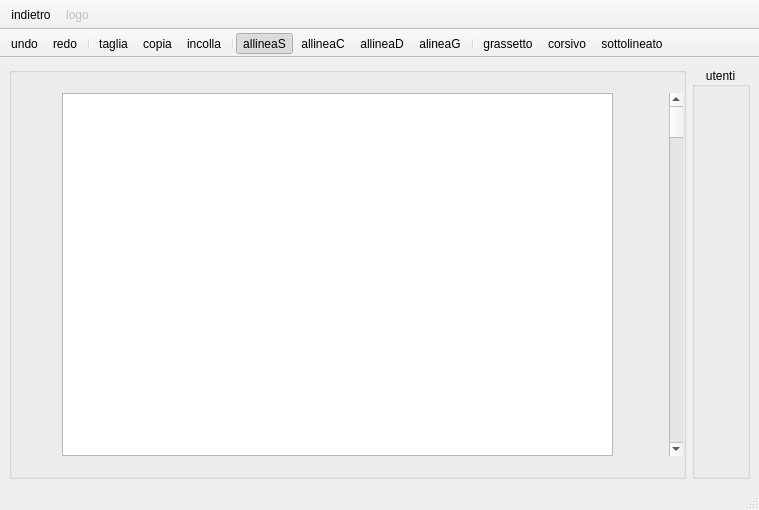
Above: Client/editor.ui from MarcoFlo/Google-Drive before the change. Below: the same form after it.
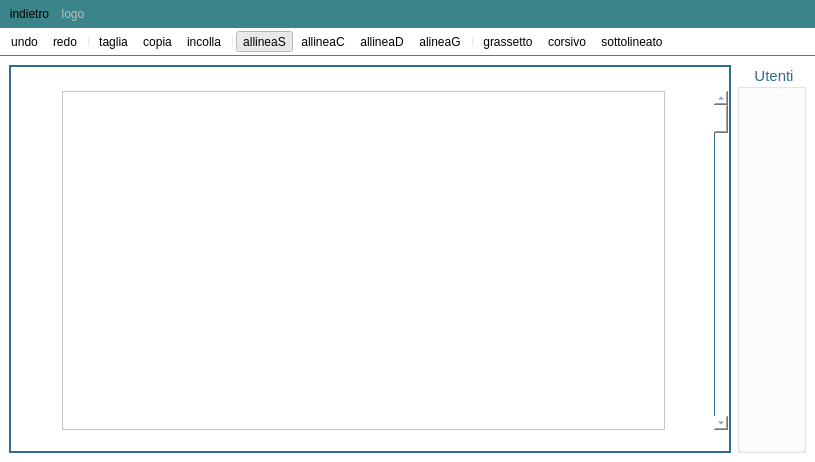
That is the form after the change. Icons and pictures are not drawn.

Commit message: ui su altre finestre

Patch:
```diff
--- a/Client/editor.ui
+++ b/Client/editor.ui
@@ -6,17 +6,48 @@
    <rect>
     <x>0</x>
     <y>0</y>
-    <width>759</width>
-    <height>510</height>
+    <width>815</width>
+    <height>462</height>
    </rect>
   </property>
+  <property name="sizePolicy">
+   <sizepolicy hsizetype="Preferred" vsizetype="Preferred">
+    <horstretch>0</horstretch>
+    <verstretch>0</verstretch>
+   </sizepolicy>
+  </property>
+  <property name="minimumSize">
+   <size>
+    <width>815</width>
+    <height>400</height>
+   </size>
+  </property>
   <property name="windowTitle">
    <string>MainWindow</string>
   </property>
+  <property name="styleSheet">
+   <string notr="true">background-color:white</string>
+  </property>
   <widget class="QWidget" name="centralwidget">
    <layout class="QHBoxLayout" name="horizontalLayout">
     <item>
+     <layout class="QHBoxLayout" name="horizontalLayout_3">
+      <property name="leftMargin">
+       <number>0</number>
+      </property>
+      <property name="rightMargin">
+       <number>0</number>
+      </property>
+      <item>
      <widget class="QGroupBox" name="groupBox_2">
+        <property name="styleSheet">
+         <string notr="true">QGroupBox
+{
+	border: 2px solid #336b8a;
+}
+
+</string>
+        </property>
       <property name="title">
        <string/>
       </property>
@@ -74,7 +105,7 @@
          </property>
          <property name="sizeHint" stdset="0">
           <size>
-           <width>50</width>
+             <width>43</width>
            <height>20</height>
           </size>
          </property>
@@ -82,8 +113,17 @@
        </item>
        <item>
         <widget class="QScrollBar" name="verticalScrollBar">
+           <property name="autoFillBackground">
+            <bool>false</bool>
+           </property>
          <property name="styleSheet">
-          <string notr="true"/>
+            <string notr="true">QScrollBar:vertical
+{
+	color:#336b8a;
+	border-left: 1px solid #336b8a;
+}
+
+</string>
          </property>
          <property name="orientation">
           <enum>Qt::Vertical</enum>
@@ -95,8 +135,16 @@
     </item>
     <item>
      <widget class="QGroupBox" name="groupBox">
+        <property name="styleSheet">
+         <string notr="true">color: #336b8a;
+font-size: 15px;
+font-family: 'Calibri';
+background-color:none;
+
+</string>
+        </property>
       <property name="title">
-       <string>utenti</string>
+         <string>Utenti</string>
       </property>
       <property name="alignment">
        <set>Qt::AlignCenter</set>
@@ -112,12 +160,17 @@
      </widget>
     </item>
    </layout>
+    </item>
+   </layout>
   </widget>
-  <widget class="QStatusBar" name="statusbar"/>
   <widget class="QToolBar" name="toolBar">
    <property name="windowTitle">
     <string>toolBar</string>
    </property>
+   <property name="styleSheet">
+    <string notr="true">border: 1px solid #3a848a;
+background-color:#3a848a;</string>
+   </property>
    <property name="movable">
     <bool>false</bool>
    </property>
@@ -131,12 +184,56 @@
    <addaction name="actionlogo"/>
   </widget>
   <widget class="QToolBar" name="toolBar_3">
+   <property name="sizePolicy">
+    <sizepolicy hsizetype="Preferred" vsizetype="Preferred">
+     <horstretch>0</horstretch>
+     <verstretch>0</verstretch>
+    </sizepolicy>
+   </property>
+   <property name="minimumSize">
+    <size>
+     <width>0</width>
+     <height>0</height>
+    </size>
+   </property>
+   <property name="maximumSize">
+    <size>
+     <width>16777215</width>
+     <height>180</height>
+    </size>
+   </property>
+   <property name="sizeIncrement">
+    <size>
+     <width>0</width>
+     <height>10</height>
+    </size>
+   </property>
+   <property name="baseSize">
+    <size>
+     <width>0</width>
+     <height>5</height>
+    </size>
+   </property>
    <property name="windowTitle">
     <string>toolBar_3</string>
    </property>
+   <property name="styleSheet">
+    <string notr="true">border: 1px solid #3a848a;
+background-color:#3a848a;
+padding:23px;</string>
+   </property>
    <property name="movable">
     <bool>false</bool>
    </property>
+   <property name="allowedAreas">
+    <set>Qt::AllToolBarAreas</set>
+   </property>
+   <property name="iconSize">
+    <size>
+     <width>24</width>
+     <height>28</height>
+    </size>
+   </property>
    <attribute name="toolBarArea">
     <enum>TopToolBarArea</enum>
    </attribute>
@@ -148,6 +245,20 @@
    <property name="windowTitle">
     <string>toolBar_2</string>
    </property>
+   <property name="styleSheet">
+    <string notr="true">QToolBar
+{
+	border-top:1px solid #3a848a;
+	border-bottom:1px solid #3a848a;
+	background-color:white;
+	padding: 7px;
+}
+QToolButton::hover
+{
+	border: 1px solic #3a848a;
+}
+</string>
+   </property>
    <property name="movable">
     <bool>false</bool>
    </property>
```
Left out of the diff: 12 changed lines with no effect on the pictures. Lines whose indentation alone changed are shown as unchanged. The commit also changes 7 other files.
